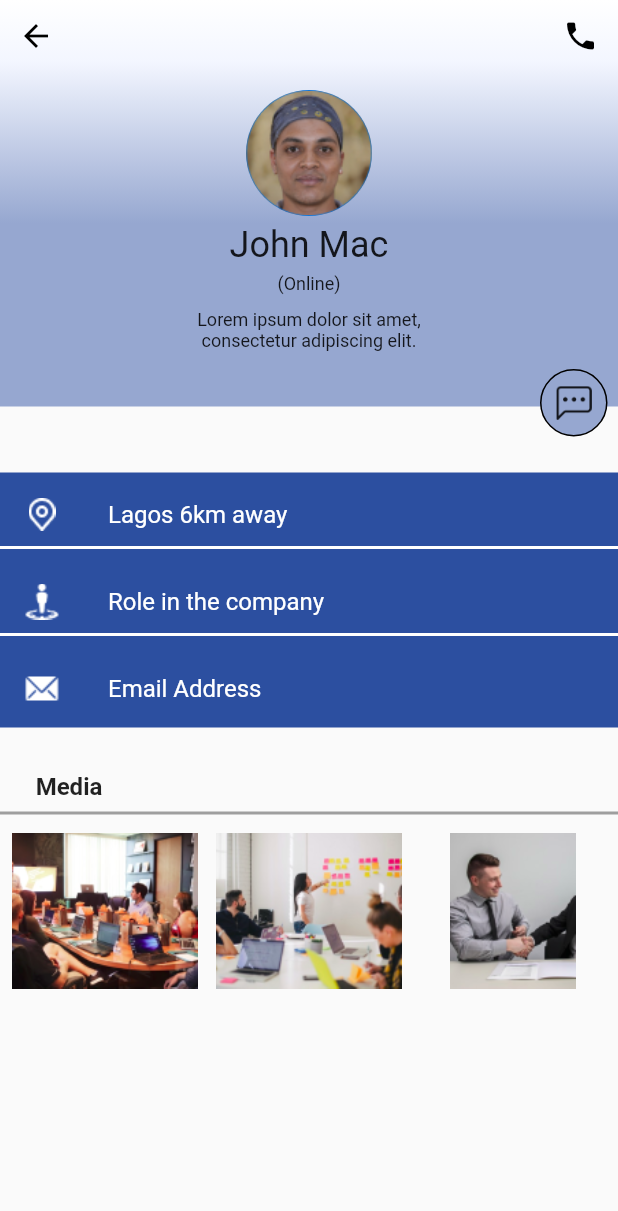
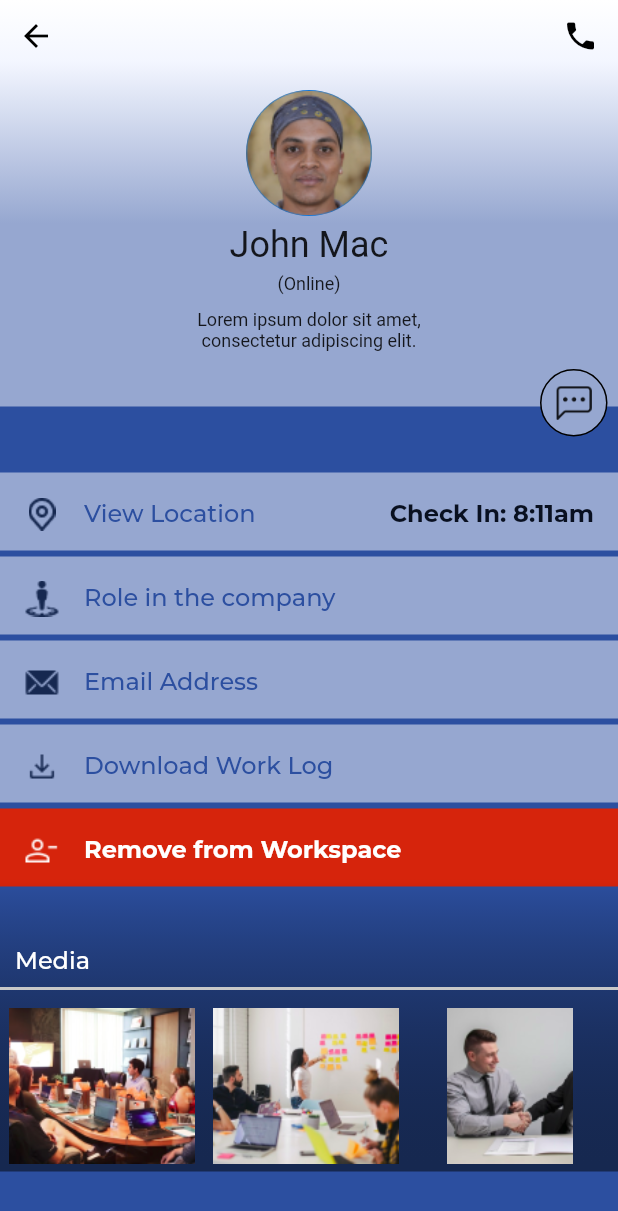
Before and after one commit to victor-onoja/BlueTick, a Flutter app: the GroupChat screen opened directly, after a tap on "John Mac", on a phone screen of 412 x 824 dp. Shown: the top 1211 px of the screen. Run offline on Flutter 3.47's test engine with Material 2 defaults, Android fonts, the phone set to English and light mode, and no system bars; our stand-ins replace carousel_slider, flutter_inset_box_shadow, google_fonts, responsive_framework, smooth_page_indicator.

Commit message:
Admin staff Profile and otp Screen Done

```diff
--- a/lib/components/models/broadcast_models.dart
+++ b/lib/components/models/broadcast_models.dart
@@ -87,98 +87,112 @@ Map<String, dynamic> messageListItem = {
     'name': 'Fredrick Drey',
     'message': 'General briefing is rescheduled for 10am..',
     'isAdmin': true,
-    'isCheck': false
+    'alert': '3',
+    'isCheck': true,
   },
   'id1': {
     'profile_pic': 'Assets/images/Ellipse 10(10).png',
     'name': 'Bethie Drey',
     'message': 'Please check your email for confirmation',
     'isAdmin': false,
-    'isCheck': false
+    'alert': '2',
+    'isCheck': true,
   },
   'id2': {
     'profile_pic': 'Assets/images/group.png',
     'name': 'Design group 2',
     'message': 'Vera: Let\'s just revisit it',
     'isAdmin': false,
-    'isCheck': false
+    'isCheck': true,
+    'alert': '15',
   },
   'id3': {
     'profile_pic': 'Assets/images/Ellipse 10(12).png',
     'name': 'Fredrick Drey',
     'message': 'Warm Regards',
     'isAdmin': true,
-    'isCheck': false
+    'isCheck': false,
+    'alert': '7',
   },
   'id4': {
     'profile_pic': 'Assets/images/Ellipse 10(13).png',
     'name': 'Vera McBerth',
     'message': 'Alrights, thanks for the insight',
     'isAdmin': false,
-    'isCheck': false
+    'isCheck': false,
+    'alert': '7',
   },
   'id5': {
     'profile_pic': 'Assets/images/Ellipse 10(14).png',
     'name': 'Tim So',
     'message': 'Yes, please',
     'isAdmin': false,
-    'isCheck': false
+    'isCheck': false,
+    'alert': '7',
   },
   'id6': {
     'profile_pic': 'Assets/images/Ellipse 10(15).png',
     'name': 'Dera Seth',
     'message': 'I will forward it now',
     'isAdmin': false,
-    'isCheck': false
+    'isCheck': false,
+    'alert': '7',
   },
   'id7': {
     'profile_pic': 'Assets/images/Ellipse 10(9).png',
     'name': 'Fredrick Drey',
     'message': 'General briefing is rescheduled for 10am..',
     'isAdmin': true,
-    'isCheck': false
+    'isCheck': false,
+    'alert': '7',
   },
   'id8': {
     'profile_pic': 'Assets/images/Ellipse 10(10).png',
     'name': 'Bethie Drey',
     'message': 'Please check your email for confirmation',
     'isAdmin': false,
-    'isCheck': false
+    'isCheck': false,
+    'alert': 7,
   },
   'id9': {
     'profile_pic': 'Assets/images/group.png',
     'name': 'Design group 2',
     'message': 'Vera: Let\'s just revisit it',
     'isAdmin': false,
-    'isCheck': false
+    'isCheck': true,
+    'alert': '7',
   },
   'id10': {
     'profile_pic': 'Assets/images/Ellipse 10(12).png',
     'name': 'Fredrick Drey',
     'message': 'Warm Regards',
     'isAdmin': true,
-    'isCheck': false
+    'isCheck': false,
+    'alert': '7',
   },
   'id11': {
     'profile_pic': 'Assets/images/Ellipse 10(13).png',
     'name': 'Vera McBerth',
     'message': 'Alrights, thanks for the insight',
     'isAdmin': false,
-    'isCheck': false
+    'isCheck': false,
+    'alert': '7',
   },
   'id12': {
     'profile_pic': 'Assets/images/Ellipse 10(14).png',
     'name': 'Tim So',
     'message': 'Yes, please',
     'isAdmin': false,
-    'isCheck': false
+    'isCheck': false,
+    'alert': '7',
   },
   'id13': {
     'profile_pic': 'Assets/images/Ellipse 10(15).png',
     'name': 'Dera Seth',
     'message': 'I will forward it now',
     'isAdmin': false,
-    'isCheck': false
+    'isCheck': false,
+    'alert': '7',
   },
 };
 String adminStatus(Map item, int index) {
--- a/lib/components/widgets/sign_up_button.dart
+++ b/lib/components/widgets/sign_up_button.dart
@@ -1,4 +1,5 @@
 import 'package:bluetick/components/app_theme.dart';
+import 'package:bluetick/components/config/config_sheet.dart';
 import 'package:flutter/material.dart';
 import 'package:google_fonts/google_fonts.dart';
 
@@ -24,6 +25,9 @@ class SignUpButton extends StatelessWidget {
           style: ElevatedButton.styleFrom(
             minimumSize: const Size(150, 53),
             //side: BorderSide(),
+            shadowColor: mainBlue.withOpacity(0.5),
+            elevation: 6,
+
             shape: RoundedRectangleBorder(
               borderRadius: BorderRadius.circular(24),
             ),
--- a/lib/main.dart
+++ b/lib/main.dart
@@ -6,6 +6,7 @@ import 'package:bluetick/screens/sign_up/onboarding_animation.dart';
 import 'package:flutter/material.dart';
 import 'package:responsive_framework/responsive_framework.dart';
 import 'screens/sign_in/login.dart';
+import 'screens/sign_up/email_verification.dart';
 
 void main() {
   runApp(const MyApp());
@@ -32,7 +33,7 @@ class MyApp extends StatelessWidget {
       theme: ThemeData(
         primarySwatch: Colors.blue,
       ),
-      home: const OnBoardingScreenAnimation(), //SplashScreen(),
+      home: const SplashScreen(),
     );
   }
 }
--- a/lib/screens/groupchat/groupchatTwo_TabOne.dart
+++ b/lib/screens/groupchat/groupchatTwo_TabOne.dart
@@ -2,6 +2,8 @@ import 'package:bluetick/components/app_theme.dart';
 import 'package:bluetick/screens/home/sub_home/co_worker_profile.dart';
 import 'package:flutter/material.dart';
 import 'package:google_fonts/google_fonts.dart';
+
+import '../home/sub_home/staff_profile_admin.dart';
 
 class MemberTab extends StatelessWidget {
   const MemberTab({Key? key}) : super(key: key);
@@ -19,8 +21,8 @@ class MemberTab extends StatelessWidget {
         ),
         GestureDetector(
           onTap: () {
-            Navigator.push(
-                context, MaterialPageRoute(builder: (_) => WorkerScreen()));
+            Navigator.push(context,
+                MaterialPageRoute(builder: (_) => StaffProfileAdmin()));
           },
           child: onlineStaff(
             name: 'John Mac',
--- /dev/null
+++ b/lib/screens/home/sub_home/staff_profile_admin.dart
@@ -0,0 +1,288 @@
+import 'package:bluetick/screens/home/home_tabs.dart';
+import 'package:flutter/material.dart';
+import 'package:google_fonts/google_fonts.dart';
+
+import '../../../components/app_theme.dart';
+import '../../../components/config/config_sheet.dart';
+import '../../../components/ui/ui_utils.dart';
+
+class StaffProfileAdmin extends StatelessWidget {
+  StaffProfileAdmin();
+
+  @override
+  Widget build(BuildContext context) {
+    String userName = 'John Mac';
+    String status = "(Online)";
+    String about = "Lorem ipsum dolor sit amet, consectetur adipiscing elit.";
+    const String direction = "Lagos 6km away";
+
+    return Scaffold(
+      backgroundColor: mainBlue,
+      body: SafeArea(
+        child: SingleChildScrollView(
+          child: Container(
+            decoration: BoxDecoration(
+              gradient: LinearGradient(colors: [
+                mainBlue,
+                Colors.transparent,
+                Colors.transparent,
+                Colors.transparent,
+                darkBlue
+              ], begin: Alignment.topCenter, end: Alignment.bottomCenter),
+            ),
+            child: Column(children: [
+              Stack(children: [
+                const Positioned(
+                  child: SizedBox(
+                    width: 428,
+                    height: 315,
+                  ),
+                ),
+                Positioned(
+                    child: Container(
+                  decoration: BoxDecoration(gradient: linearWhiteGradient),
+                  width: 428,
+                  height: 271,
+                )),
+                Positioned(
+                    right: 7,
+                    bottom: 24,
+                    child: Container(
+                      height: 45,
+                      width: 45,
+                      decoration: BoxDecoration(
+                          color: blue2,
+                          border: Border.all(color: Colors.black),
+                          shape: BoxShape.circle),
+                      child: IconButton(
+                          onPressed: () => null,
+                          icon: const ImageIcon(
+                              AssetImage('Assets/message.png'))),
+                    )),
+                Positioned(
+                    child: IconButton(
+                        color: Colors.black,
+                        onPressed: () => Navigator.pop(context),
+                        // => Navigator.push(context,
+                        //     MaterialPageRoute(builder: (_) => const HomeTab())),
+                        icon: const Icon(Icons.arrow_back))),
+                Positioned(
+                    left: 2,
+                    right: 2,
+                    top: 60,
+                    child: Column(
+                        mainAxisAlignment: MainAxisAlignment.center,
+                        children: [
+                          CircleAvatar(
+                            radius: 42,
+                            child: Image.asset('Assets/images/Ellipse 11.png'),
+                          ),
+                          Container(
+                              padding: const EdgeInsets.symmetric(
+                                  vertical: 5, horizontal: 5),
+                              child: Text(
+                                userName,
+                                style: const TextStyle(
+                                  fontSize: 24,
+                                ),
+                              )),
+                          Container(
+                              padding: const EdgeInsets.only(bottom: 10),
+                              child: Text(
+                                status,
+                                style: const TextStyle(fontSize: 12),
+                              )),
+                          SizedBox(
+                              width: 200,
+                              child: Text(
+                                about,
+                                textAlign: TextAlign.center,
+                                style: const TextStyle(fontSize: 12),
+                              ))
+                        ])),
+                Positioned(
+                  right: 1,
+                  child: IconButton(
+                    color: Colors.black,
+                    onPressed: () => null,
+                    icon: const Icon(Icons.phone),
+                  ),
+                ),
+              ]),
+              Column(
+                crossAxisAlignment: CrossAxisAlignment.start,
+                children: [
+                  SizedBox(
+                      height: 52,
+                      child: ListTile(
+                        horizontalTitleGap: 0,
+                        tileColor: blue2,
+                        leading: ImageIcon(
+                            AssetImage('Assets/images/location.png'),
+                            color: darkBlue),
+                        title: Text(
+                          'View Location',
+                          style: GoogleFonts.montserrat(
+                            fontSize: 16,
+                            fontWeight: FontWeight.w500,
+                            color: AppTheme.mainBlue,
+                          ),
+                        ),
+                        trailing: Text(
+                          'Check In: 8:11am',
+                          style: GoogleFonts.montserrat(
+                            fontSize: 16,
+                            fontWeight: FontWeight.w700,
+                            color: AppTheme.darkBlue2,
+                          ),
+                        ),
+                      )),
+                  SizedBox(
+                    height: 4,
+                  ),
+                  SizedBox(
+                      height: 52,
+                      child: ListTile(
+                        horizontalTitleGap: 0,
+                        tileColor: blue2,
+                        leading: ImageIcon(
+                          AssetImage('Assets/images/gis_position-man.png'),
+                          color: darkBlue,
+                        ),
+                        title: Text(
+                          'Role in the company',
+                          style: GoogleFonts.montserrat(
+                            fontSize: 16,
+                            fontWeight: FontWeight.w500,
+                            color: AppTheme.mainBlue,
+                          ),
+                        ),
+                      )),
+                  SizedBox(
+                    height: 4,
+                  ),
+                  SizedBox(
+                      height: 52,
+                      child: ListTile(
+                        horizontalTitleGap: 0,
+                        tileColor: blue2,
+                        leading: ImageIcon(
+                          AssetImage('Assets/images/clarity_email-solid.png'),
+                          color: darkBlue,
+                        ),
+                        title: Text(
+                          'Email Address ',
+                          style: GoogleFonts.montserrat(
+                            fontSize: 16,
+                            fontWeight: FontWeight.w500,
+                            color: AppTheme.mainBlue,
+                          ),
+                        ),
+                      )),
+                  SizedBox(
+                    height: 4,
+                  ),
+                  SizedBox(
+                      height: 52,
+                      child: ListTile(
+                        horizontalTitleGap: 0,
+                        tileColor: blue2,
+                        leading: ImageIcon(
+                          AssetImage('Assets/icons/file_download.png'),
+                          color: darkBlue,
+                        ),
+                        title: Text(
+                          'Download Work Log',
+                          style: GoogleFonts.montserrat(
+                            fontSize: 16,
+                            fontWeight: FontWeight.w500,
+                            color: AppTheme.mainBlue,
+                          ),
+                        ),
+                      )),
+                  SizedBox(
+                    height: 4,
+                  ),
+                  SizedBox(
+                      height: 52,
+                      child: ListTile(
+                        horizontalTitleGap: 0,
+                        tileColor: Color(0xffD6240C),
+                        leading: ImageIcon(
+                          AssetImage('Assets/icons/person_remove.png'),
+                          color: white,
+                        ),
+                        title: Text(
+                          'Remove from Workspace',
+                          style: GoogleFonts.montserrat(
+                            fontSize: 16,
+                            fontWeight: FontWeight.w700,
+                            color: AppTheme.white,
+                          ),
+                        ),
+                      )),
+                  Padding(
+                    padding: EdgeInsets.only(top: 40, left: 10),
+                    child: Text(
+                      'Media',
+                      style: GoogleFonts.montserrat(
+                        fontSize: 16,
+                        fontWeight: FontWeight.w500,
+                        color: AppTheme.white,
+                      ),
+                      textAlign: TextAlign.start,
+                    ),
+                  ),
+                ],
+              ),
+              const Divider(
+                thickness: 2,
+                color: Color(0xffC8C8C8),
+              ),
+              SizedBox(
+                height: 114,
+                child: ListView(
+                  // shrinkWrap: true,
+                  padding: const EdgeInsets.symmetric(vertical: 5.0),
+                  scrollDirection: Axis.horizontal,
+                  children: [
+                    SizedBox(
+                      width: 136,
+                      height: 114,
+                      child: Image.asset('Assets/images/Rectangle 32.png'),
+                    ),
+                    SizedBox(
+                      width: 136,
+                      height: 114,
+                      child: Image.asset('Assets/images/Rectangle 33.png'),
+                    ),
+                    SizedBox(
+                      width: 136,
+                      height: 114,
+                      child: Image.asset('Assets/images/Rectangle 34.png'),
+                    ),
+                    SizedBox(
+                      width: 136,
+                      height: 114,
+                      child: Image.asset('Assets/images/Rectangle 32.png'),
+                    ),
+                    SizedBox(
+                      width: 136,
+                      height: 114,
+                      child: Image.asset('Assets/images/Rectangle 33.png'),
+                    ),
+                    SizedBox(
+                      width: 136,
+                      height: 114,
+                      child: Image.asset('Assets/images/Rectangle 34.png'),
+                    )
+                  ],
+                ),
+              )
+            ]),
+          ),
+        ),
+      ),
+    );
+  }
+}
--- a/lib/screens/sign_up/admin_sign_up.dart
+++ b/lib/screens/sign_up/admin_sign_up.dart
@@ -4,6 +4,7 @@ import 'package:flutter/cupertino.dart';
 import 'package:flutter/material.dart';
 import 'package:flutter/services.dart';
 import '../../components/widgets/widgets.dart';
+import 'email_verification.dart';
 
 class AdminSignUp extends StatefulWidget {
   const AdminSignUp({Key? key}) : super(key: key);
@@ -74,8 +75,9 @@ class _AdminSignUpState extends State<AdminSignUp> {
                   Navigator.push(
                     context,
                     MaterialPageRoute(
-                      builder: (_) => const StaffSignUp(),
-                    ),
+                        builder: (_) =>
+                            const EmailVerification() // StaffSignUp(),
+                        ),
                   );
                 },
               ),
--- a/lib/screens/sign_up/onboarding_animation.dart
+++ b/lib/screens/sign_up/onboarding_animation.dart
@@ -68,6 +68,7 @@ class _OnBoardingScreenAnimationState extends State<OnBoardingScreenAnimation> {
                     dotColor: AppTheme.blue2),
               ),
             ),
+            // const Spacer(),
             Container(
               alignment: Alignment(0, 0.80),
               child: SignUpButton(
```
Also changed, not shown: lib/screens/home/sub_home/messagelist.dart (+49 -24 lines), lib/screens/sign_in/login.dart (+9 -4 lines), lib/screens/sign_up/email_verification.dart (added, +166 -0 lines), Assets/icons/file_download.png (added), Assets/icons/person_remove.png (added), Assets/images/Authentication.png (added).
